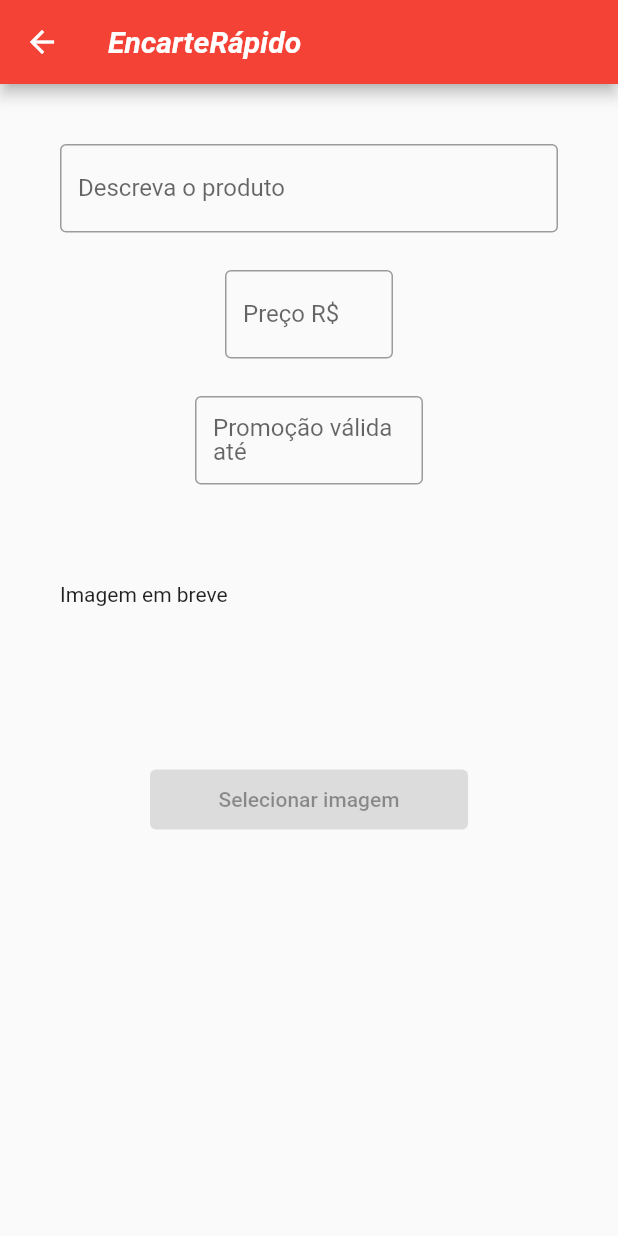
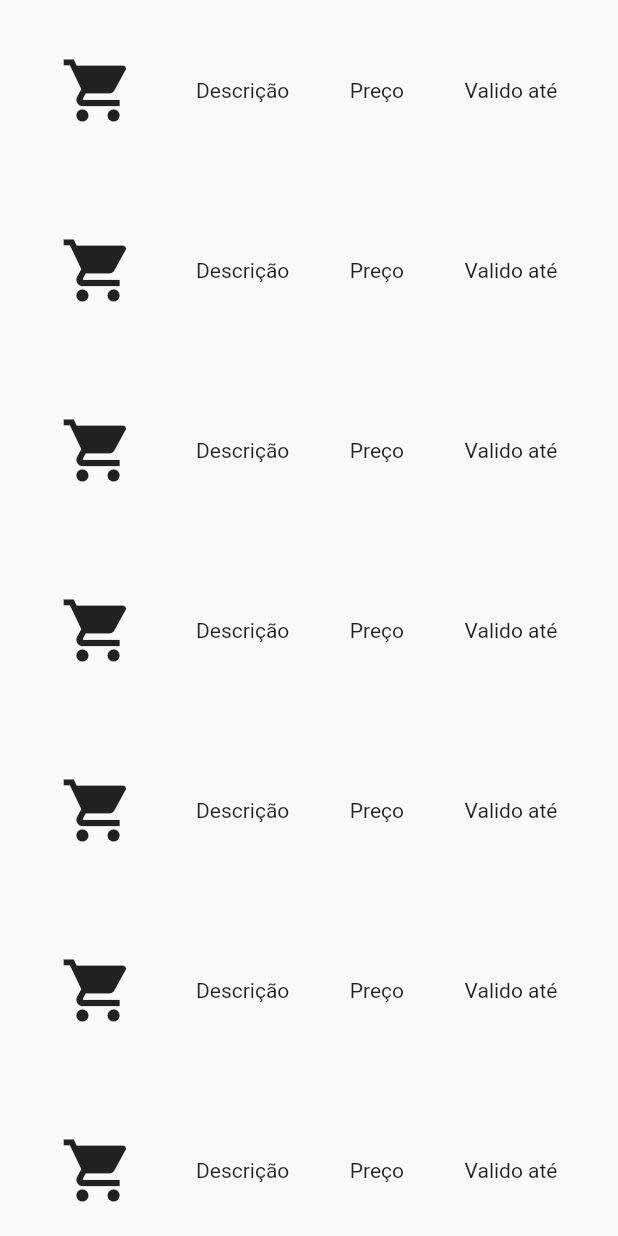
Before and after one commit to lubu3301/projf_encarte, a Flutter app: the screen it shows after launch, after a tap on "Entrar", on a phone screen of 412 x 824 dp. Run offline on Flutter 3.47's test engine with Material 2 defaults, Android fonts, the phone set to English and light mode, and no system bars.

Commit message:
integrada a pagina base de lista

```diff
--- a/lib/model/cliente_class.dart
+++ b/lib/model/cliente_class.dart
@@ -1,8 +1,9 @@
 class Cliente {
+  int id;
   String nome;
   String email;
   String telefone;
   String senha;
 
-  Cliente(this.nome, this.email, this.telefone, this.senha);
+  Cliente(this.id, this.nome, this.email, this.telefone, this.senha);
 }
--- a/lib/model/estabelecimento_class.dart
+++ b/lib/model/estabelecimento_class.dart
@@ -1,4 +1,5 @@
 class Estabelecimento {
+  int id;
   String nome;
   String email;
   String endereco;
@@ -6,5 +7,5 @@ class Estabelecimento {
   String cnpj;
   String senha;
 
-  Estabelecimento(this.nome, this.email, this.endereco, this.telefone, this.cnpj, this.senha);
+  Estabelecimento(this.id, this.nome, this.email, this.endereco, this.telefone, this.cnpj, this.senha);
 }
--- a/lib/model/oferta_class.dart
+++ b/lib/model/oferta_class.dart
@@ -1,9 +1,10 @@
 
 
 class Oferta {
+  int cod;
   String descricao;
   double preco;
   String validade;
 
-  Oferta(this.descricao, this.preco, this.validade,);
+  Oferta(this.cod, this.descricao, this.preco, this.validade,);
 }
--- a/lib/view/cadoferta_page.dart
+++ b/lib/view/cadoferta_page.dart
@@ -15,11 +15,20 @@ class CadOferta extends StatelessWidget {
             ),
           ),
       ),
-      body: Column(
+      body: SizedBox(
+        width: double.infinity,
+
+        child: Padding(
+          padding: const EdgeInsets.only(top: 30, left: 30, right: 30),
+
+          child: Wrap(
+            alignment: WrapAlignment.center,
+            spacing: 10,
+            runSpacing: 10,
 
             children: const [
-          Padding(
-            padding: EdgeInsets.only(left: 40, right: 40, top: 40, bottom: 25),
+
+              SizedBox(
                 child: TextField(
                   decoration: InputDecoration(
                     border: OutlineInputBorder(),
@@ -28,8 +37,8 @@ class CadOferta extends StatelessWidget {
                 ),
               ),
 
-          Padding(
-            padding: EdgeInsets.only(left: 150, right: 150, bottom: 25),
+              SizedBox(
+                width: 120,
                 child: TextField(
                   decoration: InputDecoration(
                     border: OutlineInputBorder(),
@@ -38,40 +47,53 @@ class CadOferta extends StatelessWidget {
                 ),
               ),
 
-          Padding(
-            padding: EdgeInsets.only(left: 130, right: 130, bottom: 25),
+              SizedBox(
+                width: 160,
                 child: TextField(
                   decoration: InputDecoration(
                     border: OutlineInputBorder(),
                     label: Text('Promoção válida até'),
+
                   ),
                 ),
               ),
 
               Padding(
-            padding: EdgeInsets.only(left: 40, right: 40, bottom: 25, top: 40),
+                padding: EdgeInsets.only(top: 10, bottom: 10),
                 child: SizedBox(
-              width: double.infinity,
-              height: 100,
+                  width: 200,
+                  height: 200,
+
+                  child: DecoratedBox(
+                    decoration: BoxDecoration(
+                     color: Color.fromARGB(255, 104, 101, 101),
+                    ),
+                    child: Center(
                       child: Text(
-                'Imagem em breve'),
+                      'Imagem em breve',
+                      )
+                    ),
+                  ),
                 ),
               ),
 
-          Padding(
-            padding: EdgeInsets.only(left: 100, right: 100, ),
-            child: SizedBox(
+              SizedBox(
                 width: double.infinity,
                 height: 40,
+                child: Padding(
+                  padding: EdgeInsets.only( right: 30, left: 30),
                   child: ElevatedButton(
                     onPressed: null,
-                 child:Text('Selecionar imagem'),
+                     child:Text(
+                      'Selecionar imagem'),
                   ),
                 ),
               ),
 
             ],
           ),
+        ),
+      ),
     );
   }
 }
--- /dev/null
+++ b/lib/view/item.dart
@@ -0,0 +1,25 @@
+import 'package:flutter/material.dart';
+
+class MeuItem extends StatelessWidget {
+  const MeuItem({super.key});
+
+  @override
+  Widget build(BuildContext context) {
+    return SizedBox(
+      width: double.infinity,
+      height: 120,
+      child: Row(
+        mainAxisAlignment: MainAxisAlignment.spaceEvenly,
+        children: [
+          Icon(
+            Icons.shopping_cart,
+            size: 50,
+          ),
+          const Text('Descrição'),
+          const Text('Preço'),
+          const Text('Valido até'),
+        ],
+      ),
+    );
+  }
+}
--- /dev/null
+++ b/lib/view/lista_page.dart
@@ -0,0 +1,34 @@
+import 'package:flutter/material.dart';
+import 'package:projf_encarte/view/item.dart';
+
+
+
+class ListaOfertas extends StatelessWidget {
+   ListaOfertas({super.key});
+
+  final List _ofertas = [
+    'item 1',
+    'item 2',
+    'item 3',
+    'item 4',
+    'item 5',
+    'item 6',
+    'item 7',
+    'item 8',
+    'item 9',
+    'item 10',
+
+  ];
+
+  @override
+  Widget build(BuildContext context) {
+    return  Scaffold(
+      body: ListView.builder(
+        itemCount: _ofertas.length,
+        itemBuilder: ((context, index) {
+        return const MeuItem();
+        })
+      )
+    );
+  }
+}
--- a/lib/view/login_page.dart
+++ b/lib/view/login_page.dart
@@ -1,5 +1,5 @@
 import 'package:flutter/material.dart';
-import 'package:projf_encarte/view/cadoferta_page.dart';
+import 'package:projf_encarte/view/lista_page.dart';
 import 'cadastro_page.dart';
 
 class Login extends StatelessWidget{
@@ -64,7 +64,7 @@ class Login extends StatelessWidget{
                   onPressed: () {
                     Navigator.push(context,
                       MaterialPageRoute(
-                        builder: (context) => const CadOferta()
+                        builder: (context) => ListaOfertas()
                       ),
                     );
                   },
```
Lines whose indentation alone changed are shown as unchanged.
